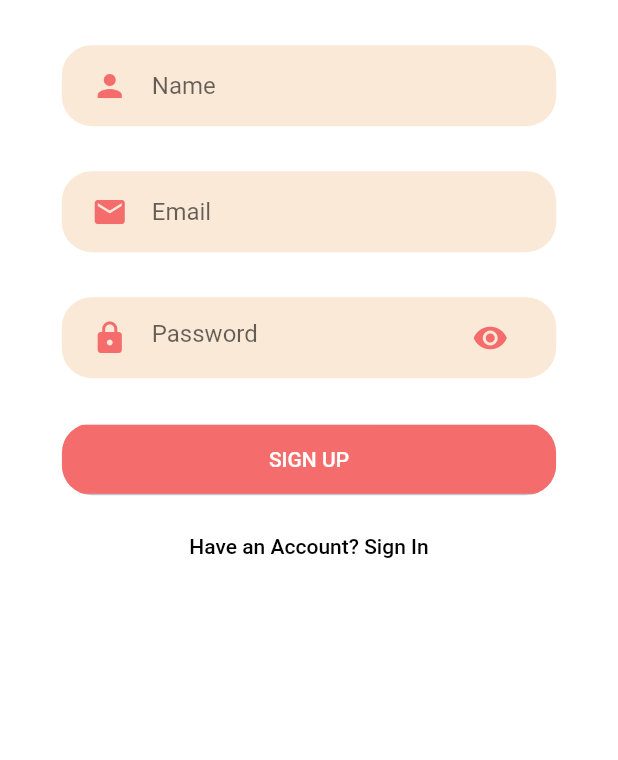
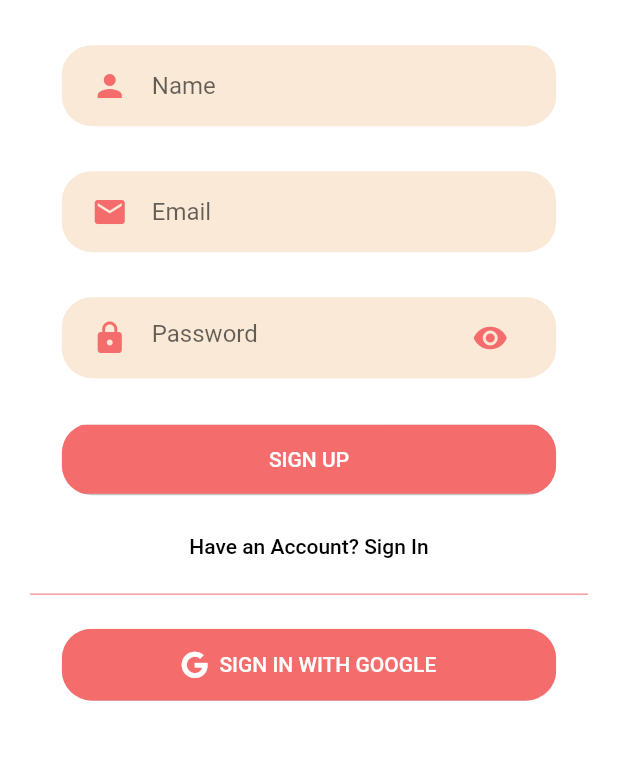
Before and after one commit to ishajain15/UniLyfe, a Flutter app: the SignUpView screen opened by its route, on a phone screen of 412 x 824 dp, the part 451-1211 px from its top. Run offline on Flutter 3.47's test engine with Material 2 defaults, Android fonts, the phone set to English and light mode, and no system bars; drawn by our look-alikes of auto_size_text; our stand-ins replace firebase_auth, firebase_core, font_awesome_flutter, google_sign_in; accounts and stored records are empty.

Commit message:
Reconfigured Google Sign in

```diff
--- a/unilyfe_app/lib/buttons/google_button.dart
+++ b/unilyfe_app/lib/buttons/google_button.dart
@@ -1,9 +1,21 @@
+import 'package:auto_size_text/auto_size_text.dart';
 import 'package:flutter/material.dart';
 import 'package:font_awesome_flutter/font_awesome_flutter.dart';
 import 'package:unilyfe_app/provider/google_sign_in.dart';
 import 'package:provider/provider.dart';
 
 class GoogleButtonWidget extends StatelessWidget {
+  final String text;
+  final Function press;
+  final Color color, textColor;
+  const GoogleButtonWidget({
+    this.text,
+    this.press,
+    this.color = const Color(0xFFF46C6B),
+    this.textColor = Colors.white,
+  });
+
+/*
   @override
   Widget build(BuildContext context) => Container(
         padding: EdgeInsets.all(4),
@@ -13,11 +25,10 @@ class GoogleButtonWidget extends StatelessWidget {
             //style: TextStyle(fontWeight: FontWeight.bold, fontSize: 20),
           ),
           icon: FaIcon(FontAwesomeIcons.google, color: Colors.white),
-          onPressed: () {
-            final provider =
-                Provider.of<GoogleSignInProvider>(context, listen: false);
-            provider.logIn();
-          },
+          onPressed: press,
+            // final provider =
+            //     Provider.of<GoogleSignInProvider>(context, listen: false);
+            // provider.logIn();
           style: ElevatedButton.styleFrom(
             primary: Color(0xFFF46C6B),
             onPrimary: Colors.white,
@@ -25,5 +36,34 @@ class GoogleButtonWidget extends StatelessWidget {
                 borderRadius: BorderRadius.circular(10.0)),
           ),
         ),
-      );
+      );*/
+
+  @override
+  Widget build(BuildContext context) {
+    Size size = MediaQuery.of(context).size;
+    return Container(
+      margin: EdgeInsets.symmetric(vertical: 10),
+      width: size.width * 0.8,
+      child: ClipRRect(
+        borderRadius: BorderRadius.circular(20),
+        child: ElevatedButton.icon(
+          label: AutoSizeText(
+            'SIGN IN WITH GOOGLE',
+            style: TextStyle(color: textColor),
+            //style: TextStyle(fontWeight: FontWeight.bold, fontSize: 20),
+          ),
+          icon: FaIcon(
+            FontAwesomeIcons.google,
+            color: Colors.white,
+            size: 18,
+          ),
+          style: ElevatedButton.styleFrom(
+            padding: EdgeInsets.symmetric(vertical: 15, horizontal: 30),
+            primary: color,
+          ),
+          onPressed: press,
+        ),
+      ),
+    );
+  }
 }
--- a/unilyfe_app/lib/views/sign_up_view.dart
+++ b/unilyfe_app/lib/views/sign_up_view.dart
@@ -1,6 +1,7 @@
 import 'package:flutter/material.dart';
 import 'package:unilyfe_app/Signup/rounded_button.dart';
 import 'package:unilyfe_app/Signup/text_field_container.dart';
+import 'package:unilyfe_app/buttons/google_button.dart';
 import 'package:unilyfe_app/main.dart';
 import 'package:unilyfe_app/page/username_page.dart';
 import 'package:unilyfe_app/provider/auth_provider.dart';
@@ -299,6 +300,8 @@ class _SignUpViewState extends State<SignUpView> {
   List<Widget> buildButtons() {
     String _switchButtonText, _newFormState, _submitButtonText;
     bool _showForgotPassword = false;
+    bool _showGoogle = true;
+
     if (authFormType == AuthFormType.signIn) {
       _switchButtonText = "Create New Account";
       _newFormState = "signUp";
@@ -308,6 +311,7 @@ class _SignUpViewState extends State<SignUpView> {
       _switchButtonText = "Return to Sign In";
       _newFormState = "signIn";
       _submitButtonText = "SUBMIT";
+      _showGoogle = false;
     } else {
       _switchButtonText = "Have an Account? Sign In";
       _newFormState = "signIn";
@@ -343,7 +347,8 @@ class _SignUpViewState extends State<SignUpView> {
         onPressed: () {
           switchFormState(_newFormState);
         },
-      )
+      ),
+      buildGoogleButton(_showGoogle)
     ];
   }
 
@@ -363,4 +368,29 @@ class _SignUpViewState extends State<SignUpView> {
       visible: visible,
     );
   }
+
+  Widget buildGoogleButton(bool visible) {
+    final _auth = Provider.of(context).auth;
+    return Visibility(
+      child: Column(
+        children: <Widget>[
+          Divider(color: Color(0xFFF46C6B)),
+          SizedBox(height: 5),
+          GoogleButtonWidget(
+            press: () async {
+              try {
+                await _auth.signInWithGoogle();
+                Navigator.of(context).pushReplacementNamed('/home');
+              } catch (e) {
+                setState(() {
+                  _error = e.message;
+                });
+              }
+            },
+          ),
+        ],
+      ),
+      visible: visible,
+    );
+  }
 }
```
Also changed, not shown: unilyfe_app/lib/provider/auth_provider.dart (+11 -0 lines).
